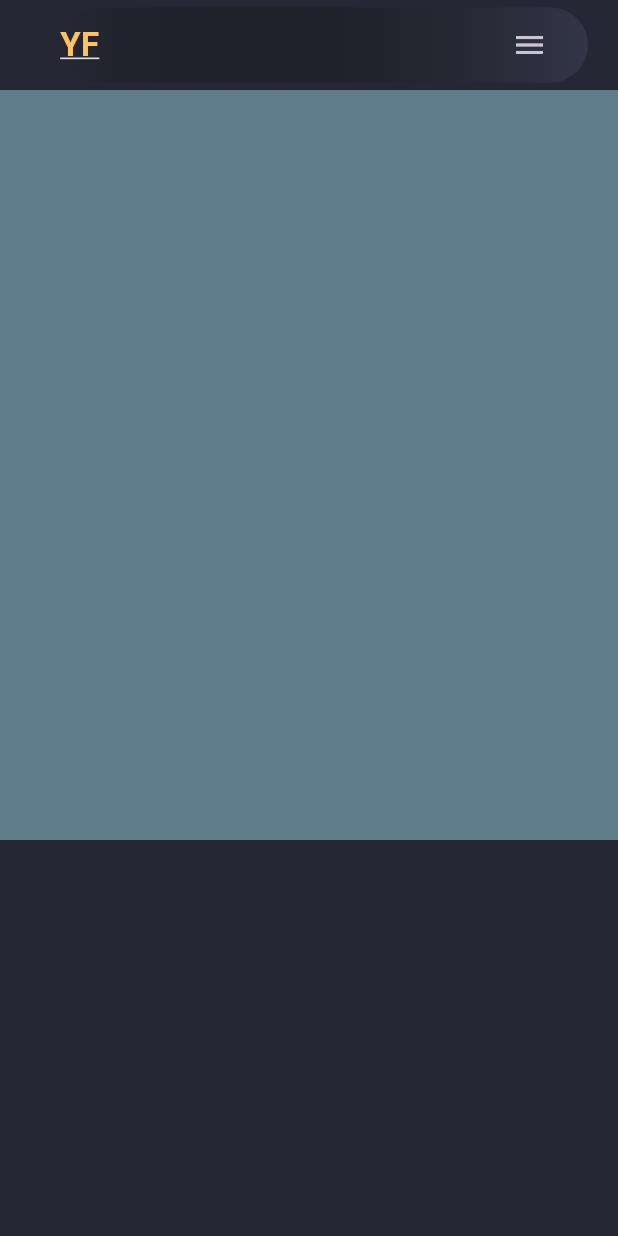
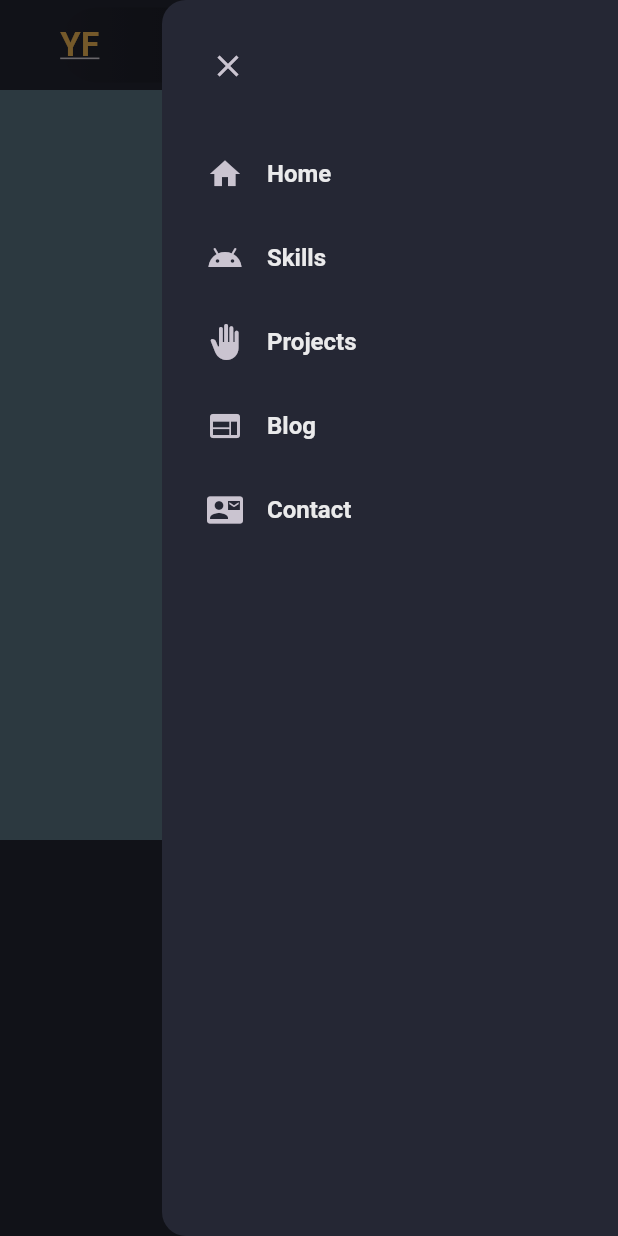
Before and after one commit to Yanai99/flutter-portfolio, a Flutter app: the screen it shows after launch, with the side drawer open (before the commit the screen has no drawer), on a phone screen of 412 x 824 dp. Run offline on Flutter 3.47's test engine with Material 3 defaults, Android fonts, the phone set to English and light mode, and no system bars.

Commit message:
step 4 completed

```diff
--- a/flutter_application_1/lib/constants/nav_items.dart
+++ b/flutter_application_1/lib/constants/nav_items.dart
@@ -1,3 +1,5 @@
+import 'package:flutter/material.dart';
+
 List<String> navTitles = [
   "Home",
   "Skills",
@@ -5,3 +7,11 @@
   "Blog",
   "Contact",
 ];
+
+List<IconData> navIcons = [
+  Icons.home,
+  Icons.android_outlined,
+  Icons.back_hand,
+  Icons.web,
+  Icons.quick_contacts_mail,
+];
--- a/flutter_application_1/lib/pages/home_page.dart
+++ b/flutter_application_1/lib/pages/home_page.dart
@@ -4,6 +4,7 @@
 import 'package:flutter_application_1/widgets/site_logo.dart';
 
 import '../styles/style.dart';
+import '../widgets/drawer_mobile.dart';
 import '../widgets/header_desktop.dart';
 import '../widgets/header_mobile.dart';
 
@@ -16,10 +17,13 @@
 }
 
 class _HomePageState extends State<HomePage> {
+  final scaffoldKey = GlobalKey<ScaffoldState>();
   @override
   Widget build(BuildContext context) {
     return Scaffold(
+      key:scaffoldKey,
       backgroundColor: CustomColor.scaffoldBg,
+      endDrawer: const DrawerMobile(),
       body:ListView(
         scrollDirection: Axis.vertical,
         children:[
@@ -27,7 +31,9 @@
           //HeaderDesktop(),
           HeaderMobile(
             onLogoTap: (){},
-            onMenuTap: (){},
+            onMenuTap: (){
+              scaffoldKey.currentState?.openEndDrawer();
+            },
           ),
            // Skills
           Container(
--- /dev/null
+++ b/flutter_application_1/lib/widgets/drawer_mobile.dart
@@ -0,0 +1,42 @@
+import 'package:flutter/material.dart';
+
+import '../constants/colors.dart';
+import '../constants/nav_items.dart';
+
+class DrawerMobile extends StatelessWidget {
+  const DrawerMobile({super.key});
+
+  @override
+  Widget build(BuildContext context) {
+    return Drawer(
+        backgroundColor: CustomColor.scaffoldBg ,
+        child: ListView(
+          children: [
+            Align(
+              alignment: Alignment.centerLeft,
+              child: Padding(
+                padding: const EdgeInsets.only(left: 20,top: 20,bottom: 20),
+                child: IconButton(
+                  onPressed: () {
+                    Navigator.of(context).pop();
+                  },
+                   icon: const Icon(Icons.close),
+                   ),
+              ),
+            ),
+            for(int i = 0; i < navIcons.length ; i++)
+              ListTile(
+                contentPadding: const EdgeInsets.symmetric(horizontal: 30),
+                titleTextStyle: const TextStyle(
+                  color: CustomColor.whitePrimary,
+                  fontWeight: FontWeight.w600,
+                  fontSize: 16),
+                onTap: () {},
+                leading: Icon(navIcons[i]),
+                title: Text(navTitles[i]),
+              )
+          ],
+        ),
+      );
+  }
+}
```
